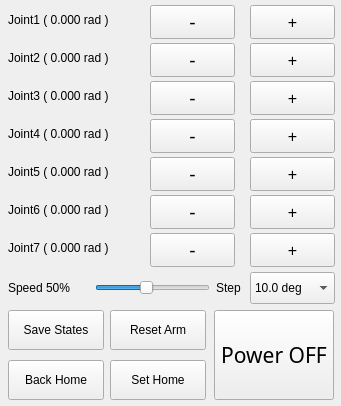
Old version of the form mantra_hmi/scripts/hmi/mantra_hmi.ui in the repository MrRen-sdhm/mantra_robot.
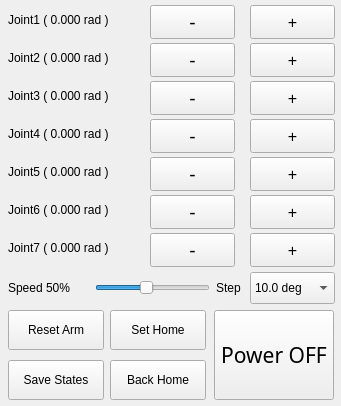
New version of the form.

Commit message: use mantra to pick up juggle

Patch:
```diff
--- a/mantra_hmi/scripts/hmi/mantra_hmi.ui
+++ b/mantra_hmi/scripts/hmi/mantra_hmi.ui
@@ -476,7 +476,7 @@
    <property name="geometry">
     <rect>
      <x>8</x>
-     <y>310</y>
+     <y>360</y>
      <width>96</width>
      <height>40</height>
     </rect>
@@ -540,7 +540,7 @@
   <widget class="QPushButton" name="resetButton">
    <property name="geometry">
     <rect>
-     <x>110</x>
+     <x>8</x>
      <y>310</y>
      <width>96</width>
      <height>40</height>
@@ -738,7 +738,7 @@
    <property name="geometry">
     <rect>
      <x>110</x>
-     <y>360</y>
+     <y>310</y>
      <width>96</width>
      <height>40</height>
     </rect>
@@ -765,7 +765,7 @@
   <widget class="QPushButton" name="backHomeButton">
    <property name="geometry">
     <rect>
-     <x>8</x>
+     <x>110</x>
      <y>360</y>
      <width>96</width>
      <height>40</height>
```
The commit also changes 24 other files.
